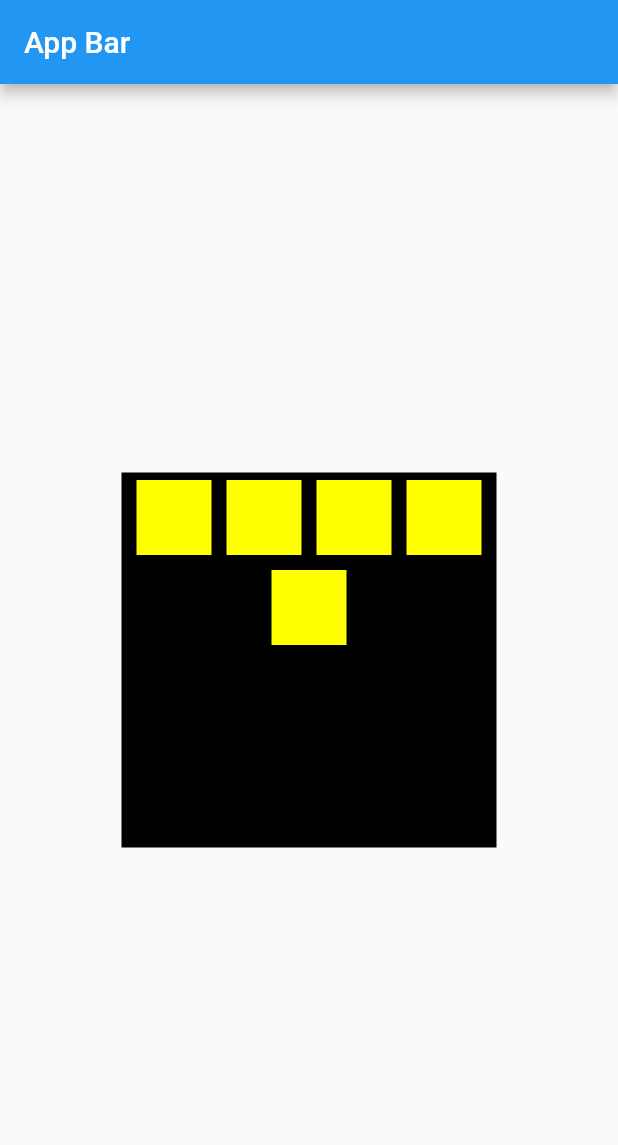
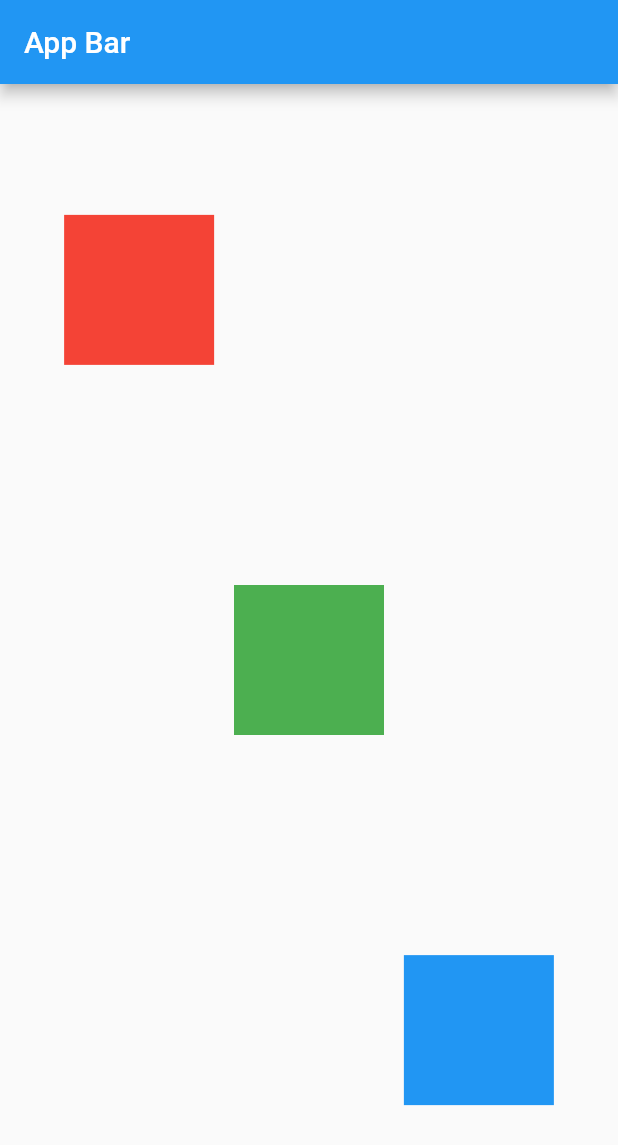
Before and after one commit to clavison/aula-flutter, a Flutter app: the screen it shows after launch, on a phone screen of 412 x 824 dp. Shown: the top 1145 px of the screen. Run offline on Flutter 3.47's test engine with Material 2 defaults, Android fonts, the light colour scheme and no system bars.

Commit message:
Stack - Align

```diff
--- a/lib/main.dart
+++ b/lib/main.dart
@@ -12,7 +12,7 @@ class MyApp extends StatefulWidget {
 }
 
 class _MyAppState extends State<MyApp> {
-  containerBuild({Color bgColor = Colors.yellowAccent, double w = 50, double h = 50, double radius = 0}) {
+  containerBuild({Color bgColor = Colors.yellowAccent, double w = 100, double h = 100, double radius = 0}) {
     return Container(
       margin: const EdgeInsets.all(5),
       width: w,
@@ -26,24 +26,24 @@ class _MyAppState extends State<MyApp> {
     return MaterialApp(
       debugShowCheckedModeBanner: false,
       home: Scaffold(
-          appBar: AppBar(title: const Text("App Bar")),
-          body: Center(
-            child: Container(
-              color: Colors.black,
-              width: 250,
-              height: 250,
-              child: Wrap(
-                alignment: WrapAlignment.center,
-                children: [
-                  containerBuild(),
-                  containerBuild(),
-                  containerBuild(),
-                  containerBuild(),
-                  containerBuild(),
-                ],
-              ),
+        appBar: AppBar(title: const Text("App Bar")),
+        body: Stack(
+          children: [
+            Align(
+              alignment: const Alignment(-0.75, -0.75),
+              child: containerBuild(bgColor: Colors.red),
             ),
-          )),
+            Align(
+              alignment: const Alignment(0, 0),
+              child: containerBuild(bgColor: Colors.green),
+            ),
+            Align(
+              alignment: const Alignment(0.75, 0.75),
+              child: containerBuild(bgColor: Colors.blue),
+            ),
+          ],
+        )
+      ),
     );
   }
 }
```
